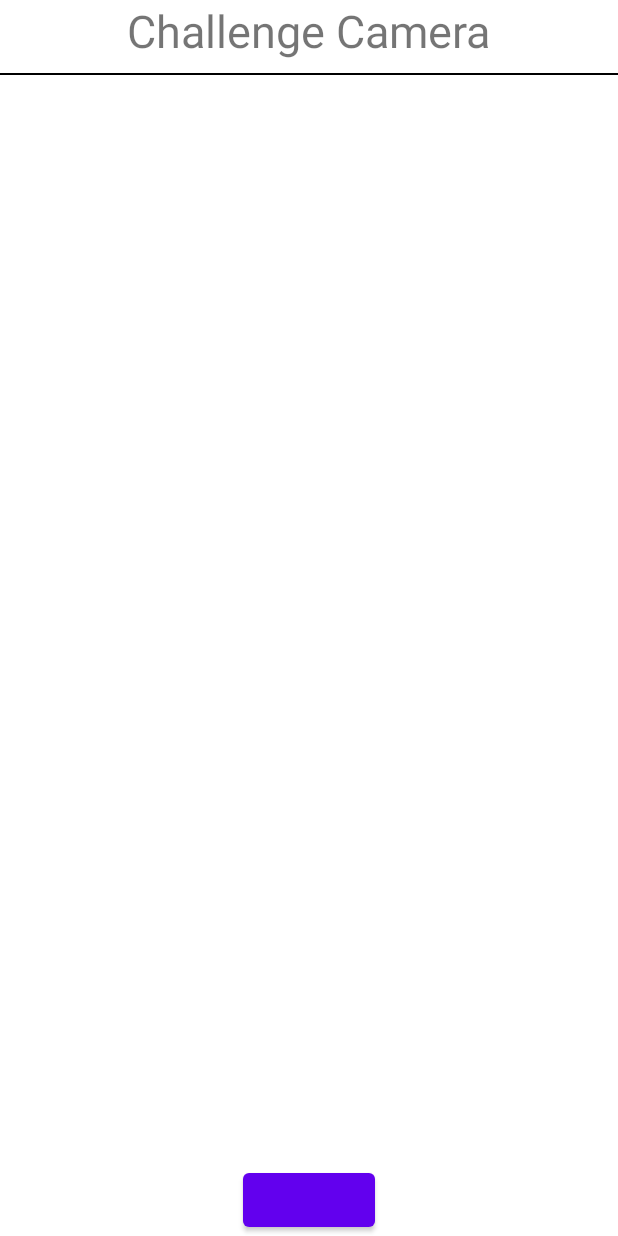
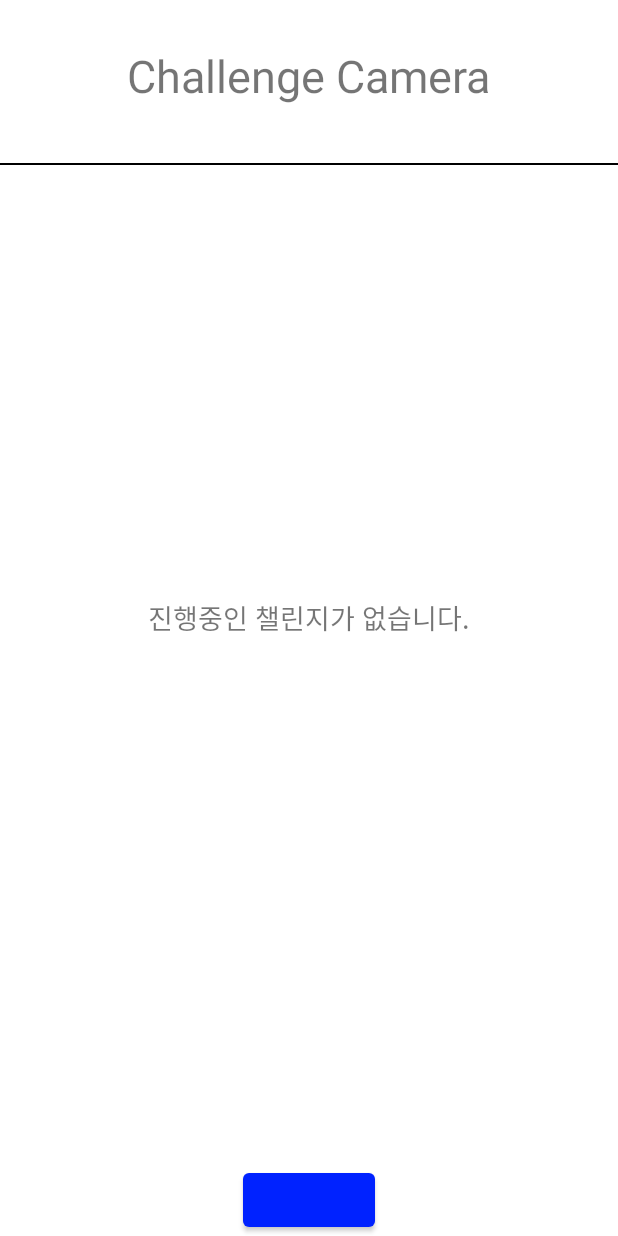
Before and after one commit to nex5turbo/Challenge, an Android app: the screen it shows after launch (MainActivity), on a phone screen of 412 x 824 dp. Run offline under Robolectric (Android 15) with nearby library versions, the phone set to English and light mode, and no system bars; our stand-ins replace Room's generated code, data binding.

```diff
--- a/app/src/main/java/com/young/challenge/adapter/MainRecyclerAdapter.kt
+++ b/app/src/main/java/com/young/challenge/adapter/MainRecyclerAdapter.kt
@@ -51,6 +51,11 @@ class MainRecyclerAdapter(val viewModel: MainViewModel): RecyclerView.Adapter<Ma
         } else {
             b.dateTextView.text = "D-${dDays + 1}"
         }
+        if (kind == 1) {//카운트 다운
+            b.dateTextView.setTextColor(context.resources.getColor(R.color.orange))
+        } else {
+            b.dateTextView.setTextColor(context.resources.getColor(R.color.yellow))
+        }
 
         b.alarmTextView.text = if (isAlarmOn) context.getString(R.string.alarmOnMessage) else context.getString(R.string.alarmOffMessage)
         b.hideTextView.text = if (isHideOn) context.getString(R.string.hideOnMessage) else context.getString(R.string.hideOffMessage)
--- a/app/src/main/java/com/young/challenge/room/dao/ChallengeItemDAO.kt
+++ b/app/src/main/java/com/young/challenge/room/dao/ChallengeItemDAO.kt
@@ -21,4 +21,7 @@ interface ChallengeItemDAO {
 
     @Query("UPDATE ChallengeItem SET diary = :diary WHERE imageName = :name")
     fun updateDiary(diary: String, name:String)
+
+    @Query("DELETE FROM ChallengeItem WHERE imageName = :name")
+    fun deleteItem(name: String)
 }
--- a/app/src/main/java/com/young/challenge/ui/ListDetailViewModel.kt
+++ b/app/src/main/java/com/young/challenge/ui/ListDetailViewModel.kt
@@ -2,6 +2,7 @@ package com.young.challenge.ui
 
 import android.app.Application
 import android.view.View
+import android.widget.Toast
 import androidx.lifecycle.AndroidViewModel
 import androidx.lifecycle.LiveData
 import androidx.lifecycle.MutableLiveData
@@ -11,7 +12,9 @@ import com.young.challenge.room.entity.ChallengeList
 import com.young.challenge.utils.DateUtil
 import kotlinx.coroutines.CoroutineScope
 import kotlinx.coroutines.Dispatchers.IO
+import kotlinx.coroutines.Dispatchers.Main
 import kotlinx.coroutines.launch
+import kotlinx.coroutines.withContext
 
 class ListDetailViewModel(application: Application): AndroidViewModel(application) {
     private val database = MyDatabase.getInstance(application)
@@ -57,8 +60,6 @@ class ListDetailViewModel(application: Application): AndroidViewModel(applicatio
     fun insertItem(item: ChallengeItem) {
         CoroutineScope(IO).launch {
             itemDAO?.insertChallengeItem(item)
-            val data = itemDAO?.getAllItem(item.challengeName)
-            _itemList.postValue(data)
         }
     }
 
--- a/app/src/main/java/com/young/challenge/ui/MainViewModel.kt
+++ b/app/src/main/java/com/young/challenge/ui/MainViewModel.kt
@@ -1,6 +1,7 @@
 package com.young.challenge.ui
 
 import android.app.Application
+import android.view.View
 import androidx.lifecycle.AndroidViewModel
 import androidx.lifecycle.LiveData
 import androidx.lifecycle.MutableLiveData
@@ -18,9 +19,18 @@ class MainViewModel(application: Application): AndroidViewModel(application){
     private val _challengeList: MutableLiveData<List<ChallengeList>> = MutableLiveData(listOf())
     val challengeList: LiveData<List<ChallengeList>> = _challengeList
 
+    private var _noResultVisibility: MutableLiveData<Int> = MutableLiveData(View.GONE)
+    val noResultVisibility: LiveData<Int> = _noResultVisibility
+
     fun getAllList() {
         CoroutineScope(IO).launch {
-            _challengeList.postValue(listDAO.getAllList())
+            val data = listDAO.getAllList()
+            if (data.isEmpty()) {
+                _noResultVisibility.postValue(View.VISIBLE)
+            } else {
+                _noResultVisibility.postValue(View.GONE)
+            }
+            _challengeList.postValue(data)
         }
     }
 
--- a/app/src/main/res/layout/activity_main.xml
+++ b/app/src/main/res/layout/activity_main.xml
@@ -19,6 +19,7 @@
             android:layout_height="wrap_content"
             android:layout_alignParentTop="true"
             android:textSize="30sp"
+            android:layout_marginVertical="30dp"
             android:text="@string/app_name" />
 
         <LinearLayout
@@ -38,6 +39,14 @@
             android:layout_above="@id/testButton"
             android:layout_width="match_parent"
             android:layout_height="match_parent"/>
+        <TextView
+            android:id="@+id/mainNoResultTextView"
+            android:layout_centerInParent="true"
+            android:text="진행중인 챌린지가 없습니다."
+            android:textSize="18sp"
+            android:visibility="@{viewModel.noResultVisibility}"
+            android:layout_width="wrap_content"
+            android:layout_height="wrap_content"/>
         <Button
             android:id="@+id/testButton"
             android:layout_centerHorizontal="true"
--- a/app/src/main/res/layout/list_detail_item.xml
+++ b/app/src/main/res/layout/list_detail_item.xml
@@ -8,13 +8,15 @@
     <androidx.constraintlayout.widget.ConstraintLayout xmlns:android="http://schemas.android.com/apk/res/android"
         xmlns:app="http://schemas.android.com/apk/res-auto"
         xmlns:tools="http://schemas.android.com/tools"
+        android:padding="3dp"
         android:layout_width="wrap_content"
         android:layout_height="wrap_content">
 
         <ImageView
             android:id="@+id/imageView"
             android:layout_width="match_parent"
-            android:layout_height="match_parent"
+            android:layout_height="wrap_content"
+            android:adjustViewBounds="true"
             app:layout_constraintBottom_toBottomOf="parent"
             app:layout_constraintEnd_toEndOf="parent"
             app:layout_constraintStart_toStartOf="parent"
@@ -27,6 +29,8 @@
             android:layout_height="wrap_content"
             android:background="#B0AEAEAE"
             android:text="TextView"
+            android:textColor="@color/black"
+            android:textStyle="bold"
             app:layout_constraintBottom_toBottomOf="parent"
             app:layout_constraintEnd_toEndOf="parent"
             app:layout_constraintStart_toStartOf="parent"
--- a/app/src/main/res/layout/main_recycler_item.xml
+++ b/app/src/main/res/layout/main_recycler_item.xml
@@ -30,6 +30,7 @@
                 android:layout_alignParentEnd="true"
                 android:text="time"
                 android:textSize="20dp"
+                android:textStyle="bold"
                 android:layout_centerVertical="true"
                 android:layout_marginEnd="16dp"
                 android:layout_width="wrap_content"
--- a/app/src/main/res/values/colors.xml
+++ b/app/src/main/res/values/colors.xml
@@ -7,4 +7,7 @@
     <color name="teal_700">#FF018786</color>
     <color name="black">#FF000000</color>
     <color name="white">#FFFFFFFF</color>
+
+    <color name="orange">#FF5722</color>
+    <color name="yellow">#FFD400</color>
 </resources>
--- a/app/src/main/res/values/themes.xml
+++ b/app/src/main/res/values/themes.xml
@@ -2,8 +2,8 @@
     <!-- Base application theme. -->
     <style name="Theme.Challenge" parent="Theme.MaterialComponents.DayNight.NoActionBar">
         <!-- Primary brand color. -->
-        <item name="colorPrimary">@color/purple_500</item>
-        <item name="colorPrimaryVariant">@color/purple_700</item>
+        <item name="colorPrimary">#0022FF</item>
+        <item name="colorPrimaryVariant">#0022FF</item>
         <item name="colorOnPrimary">@color/white</item>
         <!-- Secondary brand color. -->
         <item name="colorSecondary">@color/teal_200</item>
```
Also changed, not shown: app/src/main/java/com/young/challenge/adapter/ListDetailRecyclerAdapter.kt (+8 -23 lines), app/src/main/java/com/young/challenge/ui/DiaryActivity.kt (+18 -1 lines), app/src/main/java/com/young/challenge/ui/ListDetailActivity.kt (+11 -4 lines), app/src/main/res/layout/activity_list_detail.xml (+4 -29 lines).
